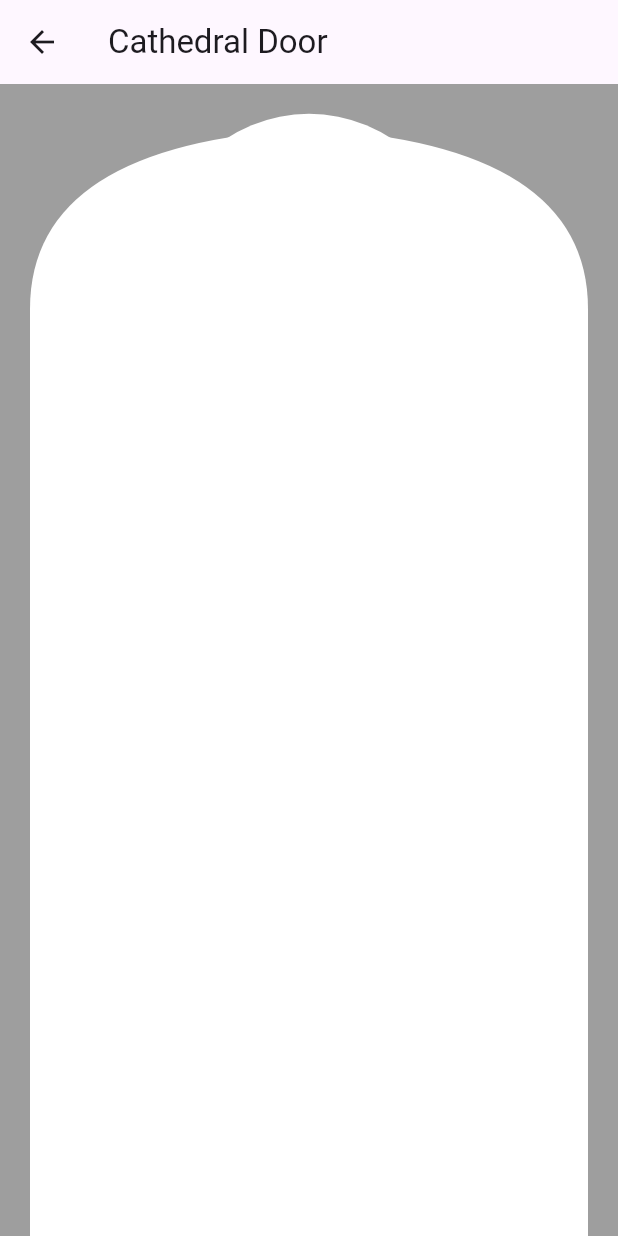
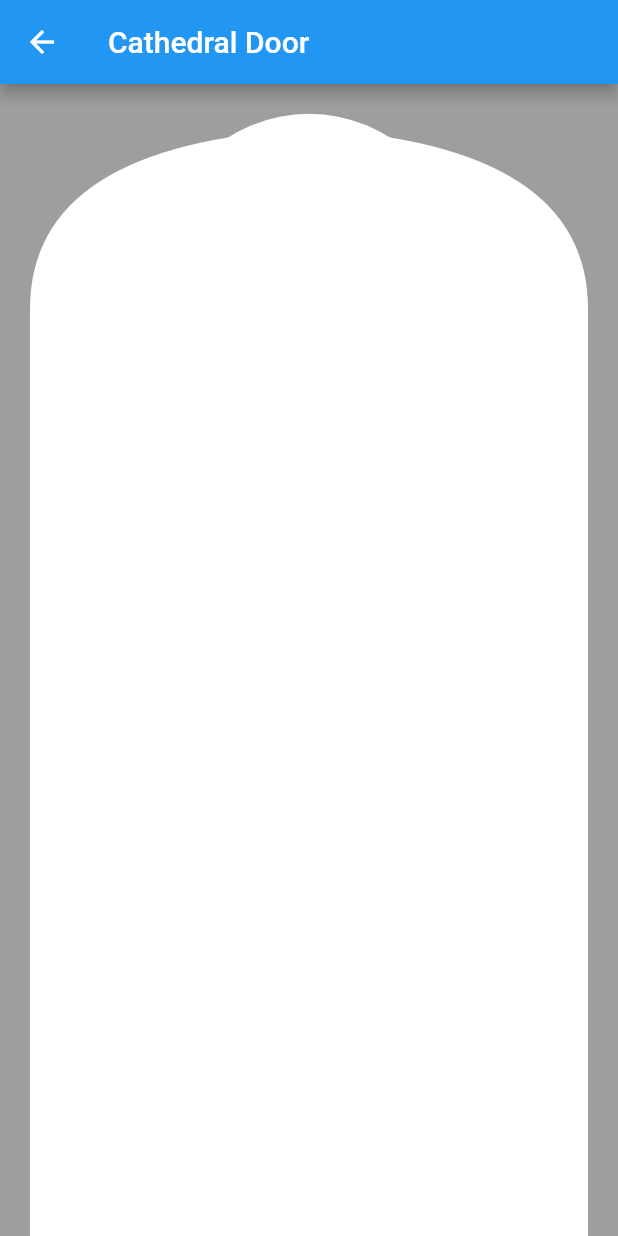
Before and after one commit to gabbygreat/helper-project, a Flutter app: the HelperApp screen opened directly, after a tap on "Catheral Door", on a phone screen of 412 x 824 dp. Run offline on Flutter 3.47's test engine with Material 3 defaults, Android fonts, the phone set to English and light mode, and no system bars; our stand-ins replace camera, carousel_slider, dio, flutter_animate, flutter_riverpod, flutter_screenutil.

Commit message:
:boom: Themed app

```diff
--- a/lib/main.dart
+++ b/lib/main.dart
@@ -5,6 +5,7 @@ import 'package:flutter_screenutil/flutter_screenutil.dart';
 import 'package:tests/module/animated_video/main.dart';
 import 'package:tests/module/camera_app/main.dart';
 import 'package:tests/module/custom_bottom_nav_bar/main.dart';
+import 'package:tests/module/dark_mode/main.dart';
 import 'package:tests/module/flow/main.dart';
 import 'package:tests/module/food_animation/main.dart';
 import 'package:tests/module/gradient_tab/main.dart';
@@ -42,7 +43,7 @@ void main() async {
   WidgetsFlutterBinding.ensureInitialized();
   cameras = await availableCameras();
 
-  runApp(const ProviderScope(child: MyApp()));
+  runApp(const ProviderScope(child: ThemedApp()));
 }
 
 class MyApp extends StatelessWidget {
@@ -83,6 +84,27 @@ class _HelperAppState extends State<HelperApp> {
     );
   }
 
+  Widget items({
+    required String text,
+    required Widget screen,
+  }) {
+    return Column(
+      mainAxisSize: MainAxisSize.min,
+      children: [
+        ListTile(
+          title: Text(text),
+          onTap: () => goToScreen(
+            screen,
+          ),
+          trailing: const Icon(
+            Icons.arrow_forward_ios,
+          ),
+        ),
+        const Divider(),
+      ],
+    );
+  }
+
   @override
   Widget build(BuildContext context) {
     return Scaffold(
@@ -91,336 +113,142 @@ class _HelperAppState extends State<HelperApp> {
       ),
       body: ListView(
         children: [
-          ListTile(
-            title: const Text('Animated Video'),
-            onTap: () => goToScreen(
-              const AnimatedVideo(),
-            ),
-            trailing: const Icon(
-              Icons.arrow_forward_ios,
-            ),
+          items(
+            screen: const AnimatedVideo(),
+            text: 'Animated Video',
           ),
-          const Divider(),
-          ListTile(
-            title: const Text('Camera Circle'),
-            onTap: () => goToScreen(
-              const CameraApp(),
-            ),
-            trailing: const Icon(
-              Icons.arrow_forward_ios,
-            ),
+          items(
+            screen: const CameraApp(),
+            text: 'Camera Circle',
           ),
-          const Divider(),
-          ListTile(
-            title: const Text('Catheral Door'),
-            onTap: () => goToScreen(
-              const CathedralDoor(),
-            ),
-            trailing: const Icon(
-              Icons.arrow_forward_ios,
-            ),
+          items(
+            screen: const CathedralDoor(),
+            text: 'Catheral Door',
           ),
-          const Divider(),
-          ListTile(
-            title: const Text('Change State'),
-            onTap: () => goToScreen(
-              const ChangeState(),
-            ),
-            trailing: const Icon(
-              Icons.arrow_forward_ios,
-            ),
+          items(
+            screen: const ChangeState(),
+            text: 'Change State',
           ),
-          const Divider(),
-          ListTile(
-            title: const Text('Curvy Card'),
-            onTap: () => goToScreen(
-              const CurvyCard(),
-            ),
-            trailing: const Icon(
-              Icons.arrow_forward_ios,
-            ),
+          items(
+            screen: const CurvyCard(),
+            text: 'Curvy Card',
           ),
-          const Divider(),
-          ListTile(
-            title: const Text('Custom Bottom Nav Bar'),
-            onTap: () => goToScreen(
-              const CustomBottomNavBar(),
-            ),
-            trailing: const Icon(
-              Icons.arrow_forward_ios,
-            ),
+          items(
+            screen: const CustomBottomNavBar(),
+            text: 'Custom Bottom Nav Bar',
           ),
-          const Divider(),
-          ListTile(
-            title: const Text('Custom Dialog'),
-            onTap: () => goToScreen(
-              const CustomDialog(),
-            ),
-            trailing: const Icon(
-              Icons.arrow_forward_ios,
-            ),
+          items(
+            screen: const CustomDialog(),
+            text: 'Custom Dialog',
           ),
-          const Divider(),
-          ListTile(
-            title: const Text('Custom Tabbar'),
-            onTap: () => goToScreen(
-              const CustomTabbar(),
-            ),
-            trailing: const Icon(
-              Icons.arrow_forward_ios,
-            ),
+          items(
+            screen: const CustomTabbar(),
+            text: 'Custom Tabbar',
           ),
-          const Divider(),
-          ListTile(
-            title: const Text('Flow Example'),
-            onTap: () => goToScreen(
-              const FlowExample(),
-            ),
-            trailing: const Icon(
-              Icons.arrow_forward_ios,
-            ),
+          items(
+            screen: const ThemedApp(),
+            text: 'Dark Mode',
           ),
-          const Divider(),
-          ListTile(
-            title: const Text('Food Animation'),
-            onTap: () => goToScreen(
-              const FoodAnimation(),
-            ),
-            trailing: const Icon(
-              Icons.arrow_forward_ios,
-            ),
+          items(
+            screen: const FlowExample(),
+            text: 'Flow Example',
           ),
-          const Divider(),
-          ListTile(
-            title: const Text('Glowing Arc'),
-            onTap: () => goToScreen(
-              const GlowingArc(),
-            ),
-            trailing: const Icon(
-              Icons.arrow_forward_ios,
-            ),
+          items(
+            screen: const FoodAnimation(),
+            text: 'Food Animation',
           ),
-          const Divider(),
-          ListTile(
-            title: const Text('Glowing Circle'),
-            onTap: () => goToScreen(
-              const GradientCircle(),
-            ),
-            trailing: const Icon(
-              Icons.arrow_forward_ios,
-            ),
+          items(
+            screen: const GlowingArc(),
+            text: 'Glowing Arc',
           ),
-          const Divider(),
-          ListTile(
-            title: const Text('Gradient Tab'),
-            onTap: () => goToScreen(
-              const GradientTab(),
-            ),
-            trailing: const Icon(
-              Icons.arrow_forward_ios,
-            ),
+          items(
+            screen: const GradientCircle(),
+            text: 'Glowing Circle',
           ),
-          const Divider(),
-          ListTile(
-            title: const Text('List Selection'),
-            onTap: () => goToScreen(
-              const ListSelection(),
-            ),
-            trailing: const Icon(
-              Icons.arrow_forward_ios,
-            ),
+          items(
+            screen: const GradientTab(),
+            text: 'Gradient Tab',
           ),
-          const Divider(),
-          ListTile(
-            title: const Text('Loader Increase'),
-            onTap: () => goToScreen(
-              const LoaderIncrease(),
-            ),
-            trailing: const Icon(
-              Icons.arrow_forward_ios,
-            ),
+          items(
+            screen: const ListSelection(),
+            text: 'List Selection',
           ),
-          const Divider(),
-          ListTile(
-            title: const Text('Loop Path'),
-            onTap: () => goToScreen(
-              const LoopPath(),
-            ),
-            trailing: const Icon(
-              Icons.arrow_forward_ios,
-            ),
+          items(
+            screen: const LoaderIncrease(),
+            text: 'Loader Increase',
           ),
-          const Divider(),
-          ListTile(
-            title: const Text('Network Screen'),
-            onTap: () => goToScreen(
-              const NetworkScreen(),
-            ),
-            trailing: const Icon(
-              Icons.arrow_forward_ios,
-            ),
+          items(
+            screen: const LoopPath(),
+            text: 'Loop Path',
           ),
-          const Divider(),
-          ListTile(
-            title: const Text('Overlap Arc'),
-            onTap: () => goToScreen(
-              const OverlapArc(),
-            ),
-            trailing: const Icon(
-              Icons.arrow_forward_ios,
-            ),
+          items(
+            screen: const NetworkScreen(),
+            text: 'Network Screen',
           ),
-          const Divider(),
-          ListTile(
-            title: const Text('Picker Num'),
-            onTap: () => goToScreen(
-              const PickerNum(),
-            ),
-            trailing: const Icon(
-              Icons.arrow_forward_ios,
-            ),
+          items(
+            screen: const OverlapArc(),
+            text: 'Overlap Arc',
           ),
-          const Divider(),
-          ListTile(
-            title: const Text('Sample'),
-            onTap: () => goToScreen(
-              const SampleScreen(),
-            ),
-            trailing: const Icon(
-              Icons.arrow_forward_ios,
-            ),
+          items(
+            screen: const PickerNum(),
+            text: 'Picker Num',
           ),
-          const Divider(),
-          ListTile(
-            title: const Text('Sharp Curve'),
-            onTap: () => goToScreen(
-              const SharpCurve(),
-            ),
-            trailing: const Icon(
-              Icons.arrow_forward_ios,
-            ),
+          items(
+            screen: const SampleScreen(),
+            text: 'Sample',
           ),
-          const Divider(),
-          ListTile(
-            title: const Text('Slider Hover'),
-            onTap: () => goToScreen(
-              const SliderHover(),
-            ),
-            trailing: const Icon(
-              Icons.arrow_forward_ios,
-            ),
+          items(
+            screen: const SharpCurve(),
+            text: 'Sharp Curve',
           ),
-          const Divider(),
-          ListTile(
-            title: const Text('Smart Design'),
-            onTap: () => goToScreen(
-              const SmartDesign(),
-            ),
-            trailing: const Icon(
-              Icons.arrow_forward_ios,
-            ),
+          items(
+            screen: const SliderHover(),
+            text: 'Slider Hover',
           ),
-          const Divider(),
-          ListTile(
-            title: const Text('Spinner'),
-            onTap: () => goToScreen(
-              const Spinner(),
-            ),
-            trailing: const Icon(
-              Icons.arrow_forward_ios,
-            ),
+          items(
+            screen: const SmartDesign(),
+            text: 'Smart Design',
           ),
-          const Divider(),
-          ListTile(
-            title: const Text('Spiral Image'),
-            onTap: () => goToScreen(
-              const SpiralImage(),
-            ),
-            trailing: const Icon(
-              Icons.arrow_forward_ios,
-            ),
+          items(
+            screen: const Spinner(),
+            text: 'Spinner',
           ),
-          const Divider(),
-          ListTile(
-            title: const Text('Sun Earth Moon'),
-            onTap: () => goToScreen(
-              const SunEarthMoon(),
-            ),
-            trailing: const Icon(
-              Icons.arrow_forward_ios,
-            ),
+          items(
+            screen: const SpiralImage(),
+            text: 'Spiral Image',
           ),
-          const Divider(),
-          ListTile(
-            title: const Text('Switch Animation'),
-            onTap: () => goToScreen(
-              const SwitchAnimation(),
-            ),
-            trailing: const Icon(
-              Icons.arrow_forward_ios,
-            ),
+          items(
+            screen: const SunEarthMoon(),
+            text: 'Sun Earth Moon',
           ),
-          const Divider(),
-          ListTile(
-            title: const Text('Text Border'),
-            onTap: () => goToScreen(
-              const SwitchAnimation(),
-            ),
-            trailing: const Icon(
-              Icons.arrow_forward_ios,
-            ),
+          items(
+            screen: const SwitchAnimation(),
+            text: 'Switch Animation',
           ),
-          const Divider(),
-          ListTile(
-            title: const Text('Ticket Card'),
-            onTap: () => goToScreen(
-              const TicketCard(),
-            ),
-            trailing: const Icon(
-              Icons.arrow_forward_ios,
-            ),
+          items(
+            screen: const SwitchAnimation(),
+            text: 'Text Border',
           ),
-          const Divider(),
-          ListTile(
-            title: const Text('Wavy Clip'),
-            onTap: () => goToScreen(
-              const WavyClip(),
-            ),
-            trailing: const Icon(
-              Icons.arrow_forward_ios,
-            ),
+          items(
+            screen: const TicketCard(),
+            text: 'Ticket Card',
           ),
-          const Divider(),
-          ListTile(
-            title: const Text('Wrapped Order'),
-            onTap: () => goToScreen(
-              const WrappedOrder(),
-            ),
-            trailing: const Icon(
-              Icons.arrow_forward_ios,
-            ),
+          items(
+            screen: const WavyClip(),
+            text: 'Wavy Clip',
           ),
-          const Divider(),
-          ListTile(
-            title: const Text('Zig Zag'),
-            onTap: () => goToScreen(
-              const ZigZag(),
-            ),
-            trailing: const Icon(
-              Icons.arrow_forward_ios,
-            ),
+          items(
+            screen: const WrappedOrder(),
+            text: 'Wrapped Order',
           ),
-          const Divider(),
-          ListTile(
-            title: const Text('AnimatedX'),
-            onTap: () => goToScreen(
-              const AnimatedX(),
-            ),
-            trailing: const Icon(
-              Icons.arrow_forward_ios,
-            ),
+          items(
+            screen: const ZigZag(),
+            text: 'Zig Zag',
           ),
-          const Divider(),
+          items(
+            screen: const AnimatedX(),
+            text: 'AnimatedX',
+          ),
         ],
       ),
     );
--- /dev/null
+++ b/lib/module/dark_mode/app_color.dart
@@ -0,0 +1,11 @@
+import 'package:flutter/material.dart';
+import 'package:tests/module/dark_mode/context_extension.dart';
+
+GlobalKey<NavigatorState> navigator = GlobalKey<NavigatorState>();
+
+class ThemeAppColor {
+  final Color reactiveColor =
+      navigator.currentContext!.getTheme.brightness == Brightness.dark
+          ? Colors.black
+          : Colors.red;
+}
--- /dev/null
+++ b/lib/module/dark_mode/context_extension.dart
@@ -0,0 +1,12 @@
+import 'package:flutter/material.dart';
+import 'package:tests/module/dark_mode/theme.dart';
+
+extension ContextExtension on BuildContext {
+  CustomTheme get getTheme {
+    return Theme.of(this).extension<CustomTheme>() ??
+        CustomTheme(
+          textColor: Colors.green,
+          brightness: Brightness.light,
+        );
+  }
+}
--- /dev/null
+++ b/lib/module/dark_mode/main.dart
@@ -0,0 +1,94 @@
+import 'package:flutter/cupertino.dart';
+import 'package:flutter/material.dart';
+import 'package:flutter_screenutil/flutter_screenutil.dart';
+import 'package:tests/module/dark_mode/context_extension.dart';
+import 'package:tests/module/dark_mode/theme.dart';
+
+import 'app_color.dart';
+
+class ThemedApp extends StatefulWidget {
+  const ThemedApp({super.key});
+
+  @override
+  State<ThemedApp> createState() => _ThemedAppState();
+}
+
+class _ThemedAppState extends State<ThemedApp> {
+  var isDarkMode = ValueNotifier(false);
+
+  @override
+  void initState() {
+    super.initState();
+  }
+
+  @override
+  Widget build(BuildContext context) {
+    return ValueListenableBuilder(
+      valueListenable: isDarkMode,
+      builder: (context, isDark, _) {
+        return ScreenUtilInit(
+          designSize: const Size(430.0, 932.0),
+          builder: (context, _) {
+            return MaterialApp(
+              navigatorKey: navigator,
+              themeMode: isDark ? ThemeMode.dark : ThemeMode.light,
+              theme: AppTheme.instance.lightTheme,
+              darkTheme: AppTheme.instance.darkTheme,
+              home: MainApp(isDarkMode: isDarkMode),
+            );
+          },
+        );
+      },
+    );
+  }
+}
+
+class MainApp extends StatelessWidget {
+  const MainApp({
+    super.key,
+    required this.isDarkMode,
+  });
+
+  final ValueNotifier<bool> isDarkMode;
+
+  @override
+  Widget build(BuildContext context) {
+    return Scaffold(
+      appBar: AppBar(),
+      body: ListView(
+        children: [
+          20.verticalSpace,
+          CupertinoSwitch(
+            value: isDarkMode.value,
+            onChanged: (value) => isDarkMode.value = value,
+          ),
+          TextButton(
+            onPressed: () => Navigator.of(context).pop(),
+            child: const Text(
+              'Go back',
+            ),
+          ),
+          Text(
+            'BLACK IN LIGHT, RED IN DARK FROM HACKY',
+            textAlign: TextAlign.center,
+            style: TextStyle(
+              fontWeight: FontWeight.bold,
+              fontSize: 30,
+              color: ThemeAppColor().reactiveColor,
+            ),
+          ),
+          20.verticalSpace,
+          Text(
+            'BLACK IN LIGHT, RED IN DARK FROM CUSTOM EXTENSION',
+            textAlign: TextAlign.center,
+            style: TextStyle(
+              fontWeight: FontWeight.bold,
+              fontSize: 30,
+              color: context.getTheme.textColor,
+            ),
+          ),
+        ],
+      ),
+    );
+  }
+}
--- /dev/null
+++ b/lib/module/dark_mode/theme.dart
@@ -0,0 +1,57 @@
+import 'package:flutter/material.dart';
+
+class CustomTheme extends ThemeExtension<CustomTheme> {
+  final Brightness brightness;
+  final Color textColor;
+
+  CustomTheme({
+    required this.textColor,
+    required this.brightness,
+  });
+
+  @override
+  ThemeExtension<CustomTheme> copyWith() {
+    return CustomTheme(
+      textColor: textColor,
+      brightness: brightness,
+    );
+  }
+
+  @override
+  CustomTheme lerp(ThemeExtension<CustomTheme> other, double t) {
+    if (other is! CustomTheme) {
+      return this;
+    }
+    return CustomTheme(
+      brightness: other.brightness,
+      textColor: other.textColor,
+    );
+  }
+}
+
+class AppTheme {
+  static final AppTheme instance = AppTheme._init();
+  AppTheme._init();
+
+  final ThemeData darkTheme = ThemeData(
+    useMaterial3: false,
+    brightness: Brightness.dark,
+    extensions: [
+      CustomTheme(
+        textColor: Colors.red,
+        brightness: Brightness.dark,
+      ),
+    ],
+  );
+
+  final ThemeData lightTheme = ThemeData(
+    useMaterial3: false,
+    brightness: Brightness.light,
+    extensions: [
+      CustomTheme(
+        brightness: Brightness.light,
+        textColor: Colors.black,
+      ),
+    ],
+  );
+}
--- a/lib/module/sample/main.dart
+++ b/lib/module/sample/main.dart
@@ -1,5 +1,3 @@
-import 'dart:ui';
-
 import 'package:flutter/material.dart';
 import 'package:flutter_screenutil/flutter_screenutil.dart';
 
```
